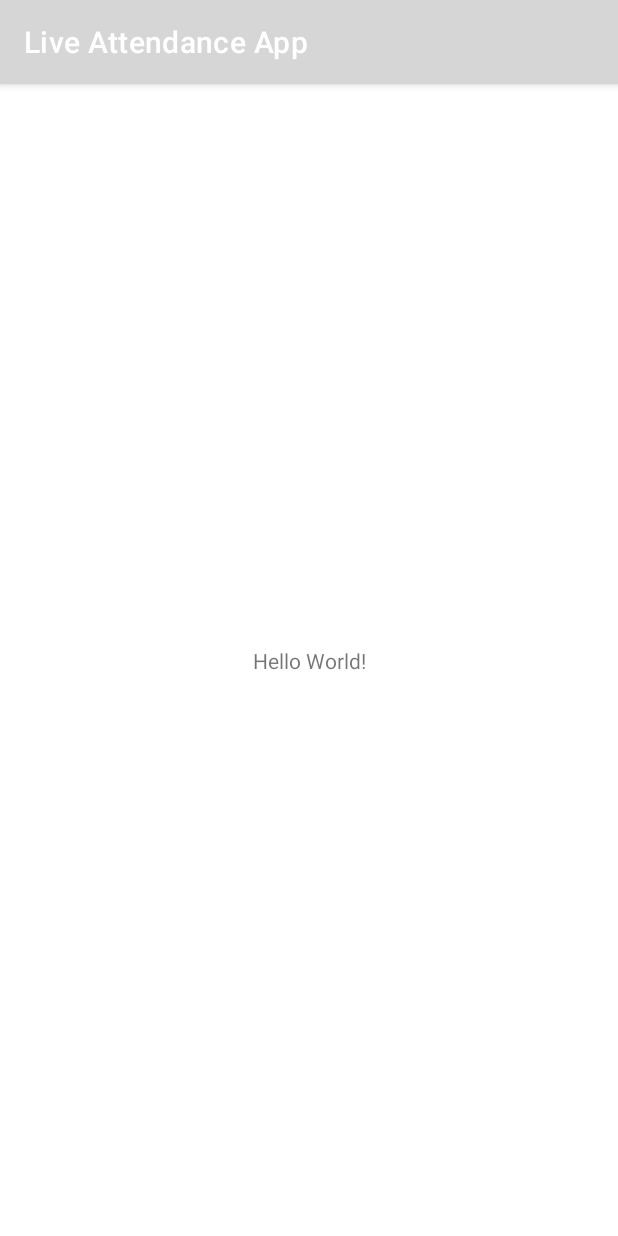
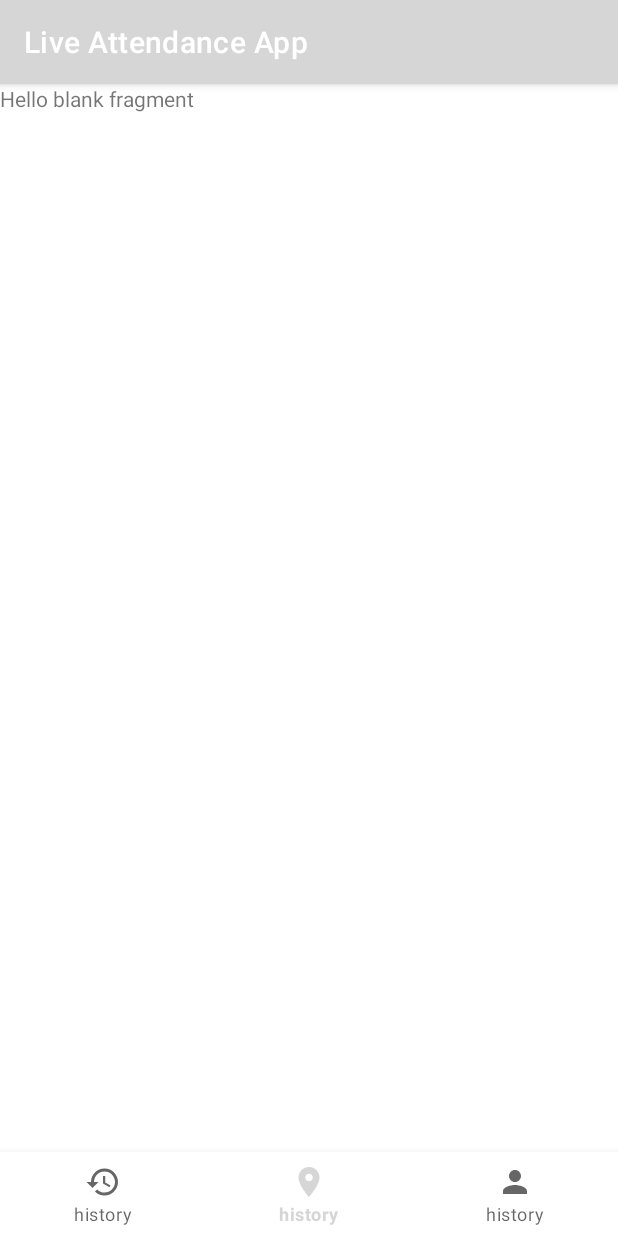
Before and after one commit to yhan22esia/yani-android-live-attendance-app, an Android app: the screen it shows after launch (MainActivity), on a phone screen of 412 x 824 dp. Run offline under Robolectric (Android 15) with nearby library versions, the phone set to English and light mode, and no system bars.

Commit message:
ui: prepare MainActivity for Display HistoryFragment, AttendanceFragment, Profile Fragment

```diff
--- a/app/src/main/AndroidManifest.xml
+++ b/app/src/main/AndroidManifest.xml
@@ -19,7 +19,7 @@
             android:name=".views.splash.SplashActivity"
             android:exported="false" />
         <activity
-            android:name=".MainActivity"
+            android:name=".views.main.MainActivity"
             android:exported="true">
             <intent-filter>
                 <action android:name="android.intent.action.MAIN" />
--- a/app/src/main/java/com/example/liveattendanceapp/MainActivity.kt
+++ /dev/null
@@ -1,11 +0,0 @@
-package com.example.liveattendanceapp
-
-import androidx.appcompat.app.AppCompatActivity
-import android.os.Bundle
-
-class MainActivity : AppCompatActivity() {
-    override fun onCreate(savedInstanceState: Bundle?) {
-        super.onCreate(savedInstanceState)
-        setContentView(R.layout.activity_main)
-    }
-}
--- /dev/null
+++ b/app/src/main/java/com/example/liveattendanceapp/views/attendance/AttendanceFragment.kt
@@ -0,0 +1,60 @@
+package com.example.liveattendanceapp.views.attendance
+
+import android.os.Bundle
+import androidx.fragment.app.Fragment
+import android.view.LayoutInflater
+import android.view.View
+import android.view.ViewGroup
+import com.example.liveattendanceapp.R
+
+// TODO: Rename parameter arguments, choose names that match
+// the fragment initialization parameters, e.g. ARG_ITEM_NUMBER
+private const val ARG_PARAM1 = "param1"
+private const val ARG_PARAM2 = "param2"
+
+/**
+ * A simple [Fragment] subclass.
+ * Use the [AttendanceFragment.newInstance] factory method to
+ * create an instance of this fragment.
+ */
+class AttendanceFragment : Fragment() {
+    // TODO: Rename and change types of parameters
+    private var param1: String? = null
+    private var param2: String? = null
+
+    override fun onCreate(savedInstanceState: Bundle?) {
+        super.onCreate(savedInstanceState)
+        arguments?.let {
+            param1 = it.getString(ARG_PARAM1)
+            param2 = it.getString(ARG_PARAM2)
+        }
+    }
+
+    override fun onCreateView(
+        inflater: LayoutInflater, container: ViewGroup?,
+        savedInstanceState: Bundle?
+    ): View? {
+        // Inflate the layout for this fragment
+        return inflater.inflate(R.layout.fragment_attendance, container, false)
+    }
+
+    companion object {
+        /**
+         * Use this factory method to create a new instance of
+         * this fragment using the provided parameters.
+         *
+         * @param param1 Parameter 1.
+         * @param param2 Parameter 2.
+         * @return A new instance of fragment AttendanceFragment.
+         */
+        // TODO: Rename and change types and number of parameters
+        @JvmStatic
+        fun newInstance(param1: String, param2: String) =
+            AttendanceFragment().apply {
+                arguments = Bundle().apply {
+                    putString(ARG_PARAM1, param1)
+                    putString(ARG_PARAM2, param2)
+                }
+            }
+    }
+}
--- /dev/null
+++ b/app/src/main/java/com/example/liveattendanceapp/views/main/MainActivity.kt
@@ -0,0 +1,58 @@
+package com.example.liveattendanceapp.views.main
+
+import androidx.appcompat.app.AppCompatActivity
+import android.os.Bundle
+import androidx.fragment.app.Fragment
+import com.example.liveattendanceapp.R
+import com.example.liveattendanceapp.databinding.ActivityMainBinding
+import com.example.liveattendanceapp.views.attendance.AttendanceFragment
+import com.example.liveattendanceapp.views.history.HistoryFragment
+import com.example.liveattendanceapp.views.profile.ProfileFragment
+
+class MainActivity : AppCompatActivity() {
+
+    private lateinit var binding: ActivityMainBinding
+
+    override fun onCreate(savedInstanceState: Bundle?) {
+        super.onCreate(savedInstanceState)
+        binding = ActivityMainBinding.inflate(layoutInflater)
+        setContentView(binding.root)
+
+        init()
+    }
+
+    private fun init() {
+        binding.btmNavigationMain.setOnNavigationItemSelectedListener {
+            when(it.itemId) {
+                R.id.action_history -> {
+                    openFragment(HistoryFragment())
+                    return@setOnNavigationItemSelectedListener true
+                }
+
+                R.id.action_attendance -> {
+                    openFragment(AttendanceFragment())
+                    return@setOnNavigationItemSelectedListener true
+                }
+
+                R.id.action_profile -> {
+                    openFragment(ProfileFragment())
+                    return@setOnNavigationItemSelectedListener true
+                }
+            }
+            return@setOnNavigationItemSelectedListener false
+        }
+        openHomeFragment()
+    }
+
+    private fun openHomeFragment() {
+        binding.btmNavigationMain.selectedItemId = R.id.action_attendance
+    }
+
+    private fun openFragment(fragment: Fragment) {
+        supportFragmentManager
+            .beginTransaction()
+            .replace(R.id.frame_main, fragment)
+            .addToBackStack(null)
+            .commit()
+    }
+}
--- /dev/null
+++ b/app/src/main/res/drawable/ic_baseline_history_24.xml
@@ -0,0 +1,10 @@
+<vector xmlns:android="http://schemas.android.com/apk/res/android"
+    android:width="24dp"
+    android:height="24dp"
+    android:viewportWidth="24"
+    android:viewportHeight="24"
+    android:tint="?attr/colorControlNormal">
+  <path
+      android:fillColor="@android:color/white"
+      android:pathData="M13,3c-4.97,0 -9,4.03 -9,9L1,12l3.89,3.89 0.07,0.14L9,12L6,12c0,-3.87 3.13,-7 7,-7s7,3.13 7,7 -3.13,7 -7,7c-1.93,0 -3.68,-0.79 -4.94,-2.06l-1.42,1.42C8.27,19.99 10.51,21 13,21c4.97,0 9,-4.03 9,-9s-4.03,-9 -9,-9zM12,8v5l4.28,2.54 0.72,-1.21 -3.5,-2.08L13.5,8L12,8z"/>
+</vector>
--- /dev/null
+++ b/app/src/main/res/drawable/ic_baseline_location_on_24.xml
@@ -0,0 +1,10 @@
+<vector xmlns:android="http://schemas.android.com/apk/res/android"
+    android:width="24dp"
+    android:height="24dp"
+    android:viewportWidth="24"
+    android:viewportHeight="24"
+    android:tint="?attr/colorControlNormal">
+  <path
+      android:fillColor="@android:color/white"
+      android:pathData="M12,2C8.13,2 5,5.13 5,9c0,5.25 7,13 7,13s7,-7.75 7,-13c0,-3.87 -3.13,-7 -7,-7zM12,11.5c-1.38,0 -2.5,-1.12 -2.5,-2.5s1.12,-2.5 2.5,-2.5 2.5,1.12 2.5,2.5 -1.12,2.5 -2.5,2.5z"/>
+</vector>
--- /dev/null
+++ b/app/src/main/res/drawable/ic_baseline_person_24.xml
@@ -0,0 +1,10 @@
+<vector xmlns:android="http://schemas.android.com/apk/res/android"
+    android:width="24dp"
+    android:height="24dp"
+    android:viewportWidth="24"
+    android:viewportHeight="24"
+    android:tint="?attr/colorControlNormal">
+  <path
+      android:fillColor="@android:color/white"
+      android:pathData="M12,12c2.21,0 4,-1.79 4,-4s-1.79,-4 -4,-4 -4,1.79 -4,4 1.79,4 4,4zM12,14c-2.67,0 -8,1.34 -8,4v2h16v-2c0,-2.66 -5.33,-4 -8,-4z"/>
+</vector>
--- a/app/src/main/res/layout/activity_main.xml
+++ b/app/src/main/res/layout/activity_main.xml
@@ -4,15 +4,21 @@
     xmlns:tools="http://schemas.android.com/tools"
     android:layout_width="match_parent"
     android:layout_height="match_parent"
-    tools:context=".MainActivity">
+    tools:context=".views.main.MainActivity">
 
-    <TextView
-        android:layout_width="wrap_content"
+    <FrameLayout
+        android:id="@+id/frame_main"
+        android:layout_width="match_parent"
+        android:layout_height="0dp"
+        app:layout_constraintTop_toTopOf="parent"
+        app:layout_constraintBottom_toTopOf="@id/btm_navigation_main"/>
+
+    <com.google.android.material.bottomnavigation.BottomNavigationView
+        android:id="@+id/btm_navigation_main"
+        android:layout_width="match_parent"
         android:layout_height="wrap_content"
-        android:text="Hello World!"
-        app:layout_constraintBottom_toBottomOf="parent"
-        app:layout_constraintLeft_toLeftOf="parent"
-        app:layout_constraintRight_toRightOf="parent"
-        app:layout_constraintTop_toTopOf="parent" />
+        android:background="@android:color/white"
+        app:menu="@menu/main_menu"
+        app:layout_constraintBottom_toBottomOf="parent"/>
 
 </androidx.constraintlayout.widget.ConstraintLayout>
--- /dev/null
+++ b/app/src/main/res/layout/fragment_attendance.xml
@@ -0,0 +1,14 @@
+<?xml version="1.0" encoding="utf-8"?>
+<FrameLayout xmlns:android="http://schemas.android.com/apk/res/android"
+    xmlns:tools="http://schemas.android.com/tools"
+    android:layout_width="match_parent"
+    android:layout_height="match_parent"
+    tools:context=".views.attendance.AttendanceFragment">
+
+    <!-- TODO: Update blank fragment layout -->
+    <TextView
+        android:layout_width="match_parent"
+        android:layout_height="match_parent"
+        android:text="@string/hello_blank_fragment" />
+
+</FrameLayout>
--- /dev/null
+++ b/app/src/main/res/menu/main_menu.xml
@@ -0,0 +1,23 @@
+<?xml version="1.0" encoding="utf-8"?>
+<menu xmlns:android="http://schemas.android.com/apk/res/android"
+    xmlns:app="http://schemas.android.com/apk/res-auto">
+
+    <item
+        android:id="@+id/action_history"
+        android:title="@string/history"
+        android:icon="@drawable/ic_baseline_history_24"
+        app:showAsAction="always"/>
+
+    <item
+        android:id="@+id/action_attendance"
+        android:title="@string/history"
+        android:icon="@drawable/ic_baseline_location_on_24"
+        app:showAsAction="ifRoom"/>
+
+    <item
+        android:id="@+id/action_profile"
+        android:title="@string/history"
+        android:icon="@drawable/ic_baseline_person_24"
+        app:showAsAction="always"/>
+
+</menu>
--- a/app/src/main/res/values/strings.xml
+++ b/app/src/main/res/values/strings.xml
@@ -5,4 +5,9 @@
     <string name="password">password</string>
     <string name="login">LOGIN</string>
     <string name="forgot_password">Forgot Password</string>
+    <string name="history">history</string>
+    <string name="attendance">attendance</string>
+    <string name="profile">profile</string>
+    <!-- TODO: Remove or change this placeholder text -->
+    <string name="hello_blank_fragment">Hello blank fragment</string>
 </resources>
```
Also changed, not shown: app/src/main/java/com/example/liveattendanceapp/views/history/HistoryFragment.kt (added, +60 -0 lines), app/src/main/java/com/example/liveattendanceapp/views/profile/ProfileFragment.kt (added, +60 -0 lines), app/src/main/res/layout/fragment_history.xml (added, +14 -0 lines), app/src/main/res/layout/fragment_profile.xml (added, +14 -0 lines).
